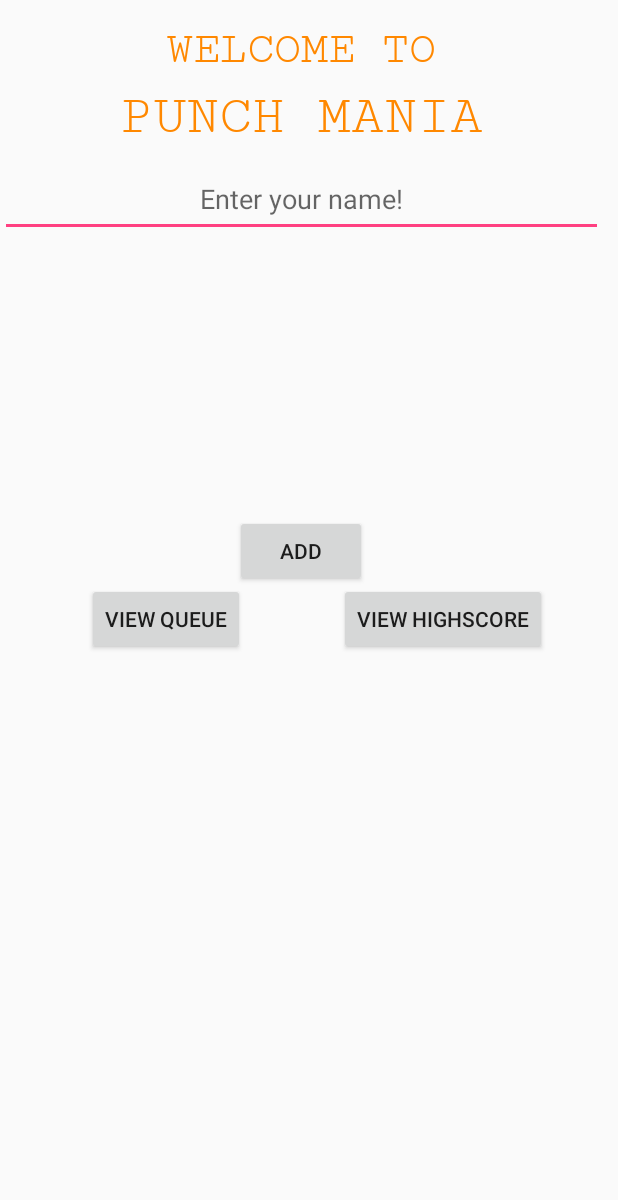
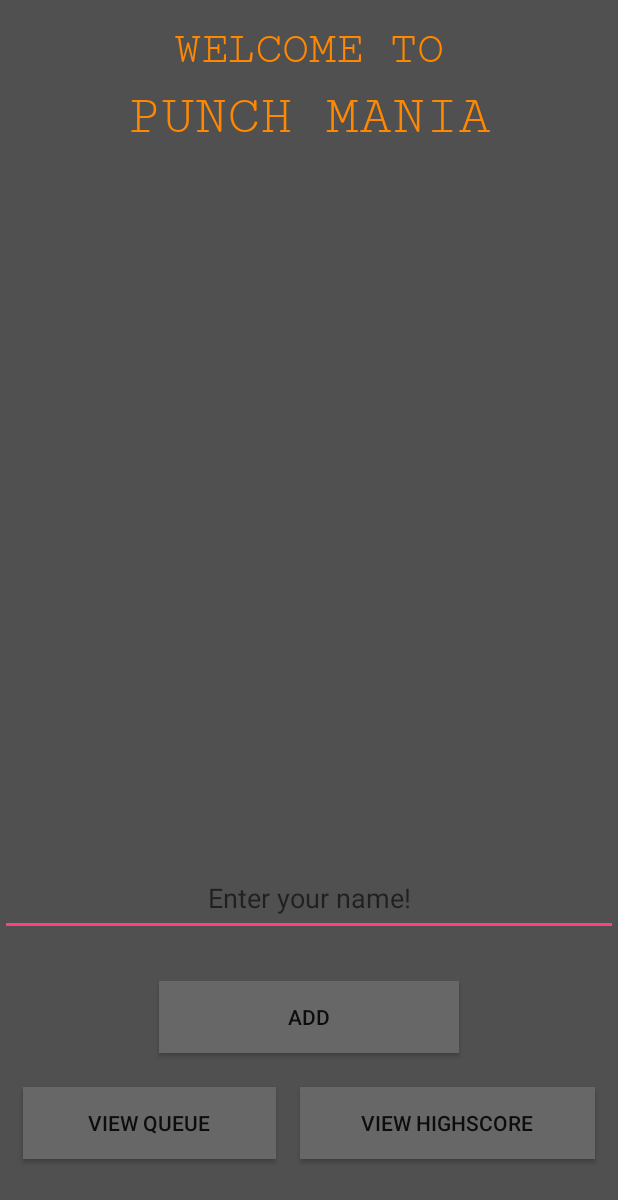
Before and after one commit to MarcusNordstrom/PunchMania, an Android app: the screen it shows after launch (MainActivity), on a phone screen of 412 x 824 dp. Shown: the top 1200 px of the screen. Run offline under Robolectric (Android 15) with nearby library versions, the phone set to English and light mode, and no system bars; 1 statement that could not run was skipped.

Commit message:
Changed background color and switched all layouts to ConstraintLayouts

```diff
--- a/PunchManiaAndroid/app/src/main/res/layout/activity_client.xml
+++ b/PunchManiaAndroid/app/src/main/res/layout/activity_client.xml
@@ -5,9 +5,66 @@
     android:layout_width="match_parent"
     android:layout_height="match_parent"
 
-    android:layout_marginBottom="10dp"
-    android:layout_marginEnd="10dp"
+    android:background="#505050"
     tools:context=".client">
+
+    <Button
+        android:id="@+id/btnAdd"
+        android:layout_width="200dp"
+        android:layout_height="wrap_content"
+        android:layout_marginBottom="8dp"
+        android:layout_marginTop="8dp"
+        android:background="#676767"
+        android:text="Add"
+        app:layout_constraintBottom_toBottomOf="parent"
+        app:layout_constraintLeft_toLeftOf="parent"
+        app:layout_constraintRight_toRightOf="parent"
+        app:layout_constraintTop_toBottomOf="@+id/enterNameEditText"
+        app:layout_constraintVertical_bias="0.163" />
+
+    <Button
+        android:id="@+id/btnViewHighScore"
+        android:layout_width="0dp"
+        android:layout_height="wrap_content"
+        android:layout_marginBottom="8dp"
+        android:layout_marginEnd="15dp"
+        android:layout_marginStart="8dp"
+        android:layout_marginTop="8dp"
+        android:background="#676767"
+        android:text="View Highscore"
+        app:layout_constraintBottom_toBottomOf="parent"
+        app:layout_constraintEnd_toEndOf="parent"
+        app:layout_constraintStart_toStartOf="@+id/guideline"
+        app:layout_constraintTop_toBottomOf="@+id/btnAdd"
+        app:layout_constraintVertical_bias="0.25" />
+
+    <Button
+        android:id="@+id/btnViewQueue"
+        android:layout_width="0dp"
+        android:layout_height="wrap_content"
+        android:layout_marginBottom="8dp"
+        android:layout_marginEnd="8dp"
+        android:layout_marginStart="15dp"
+        android:layout_marginTop="8dp"
+        android:background="#676767"
+        android:text="View Queue"
+        app:layout_constraintBottom_toBottomOf="parent"
+        app:layout_constraintEnd_toStartOf="@+id/guideline"
+        app:layout_constraintStart_toStartOf="parent"
+        app:layout_constraintTop_toBottomOf="@+id/btnAdd"
+        app:layout_constraintVertical_bias="0.25" />
+
+    <EditText
+        android:id="@+id/enterNameEditText"
+        android:layout_width="match_parent"
+        android:layout_height="50dp"
+        android:layout_marginBottom="200dp"
+        android:hint="Enter your name!"
+        android:textAlignment="center"
+        android:textColorLink="#505050"
+        app:layout_constraintBottom_toBottomOf="parent"
+        app:layout_constraintEnd_toEndOf="parent"
+        app:layout_constraintStart_toStartOf="parent" />
 
     <TextView
         android:id="@+id/welcome"
@@ -30,7 +87,6 @@
         android:id="@+id/punchMania"
         android:layout_width="match_parent"
         android:layout_height="wrap_content"
-        android:layout_marginBottom="8dp"
         android:layout_marginEnd="8dp"
         android:layout_marginStart="8dp"
         android:layout_marginTop="8dp"
@@ -39,68 +95,16 @@
         android:textAlignment="center"
         android:textColor="@android:color/holo_orange_dark"
         android:textSize="36sp"
-        app:layout_constraintBottom_toTopOf="@+id/relativeLayout1"
         app:layout_constraintEnd_toEndOf="parent"
         app:layout_constraintStart_toStartOf="parent"
         app:layout_constraintTop_toBottomOf="@+id/welcome" />
 
-
-    <RelativeLayout
-        android:id="@+id/relativeLayout1"
+    <android.support.constraint.Guideline
+        android:id="@+id/guideline"
         android:layout_width="wrap_content"
         android:layout_height="wrap_content"
-        android:layout_marginTop="10dp"
-        app:layout_constraintTop_toBottomOf="@+id/punchMania"
-        tools:layout_editor_absoluteX="0dp">
-
-        <EditText
-            android:id="@+id/enterNameEditText"
-            android:layout_width="match_parent"
-            android:layout_height="50dp"
-            android:hint="Enter your name!"
-            android:textAlignment="center" />
-    </RelativeLayout>
-
-    <RelativeLayout
-        android:layout_width="match_parent"
-        android:layout_height="139dp"
-        android:layout_below="@+id/relativeLayout1"
-        android:layout_marginBottom="154dp"
-        android:layout_marginEnd="8dp"
-        android:layout_marginStart="8dp"
-        android:layout_marginTop="8dp"
-        app:layout_constraintBottom_toBottomOf="parent"
-        app:layout_constraintEnd_toEndOf="parent"
-        app:layout_constraintStart_toStartOf="parent"
-        app:layout_constraintTop_toBottomOf="@+id/relativeLayout1">
-
-        <Button
-            android:id="@+id/btnAdd"
-            android:layout_width="wrap_content"
-            android:layout_height="wrap_content"
-            android:layout_centerHorizontal="true"
-            android:text="Add" />
-
-        <Button
-            android:id="@+id/btnViewQueue"
-            android:layout_width="wrap_content"
-            android:layout_height="wrap_content"
-            android:layout_alignParentStart="true"
-            android:layout_centerVertical="true"
-            android:layout_marginStart="50dp"
-            android:text="View Queue" />
-
-        <Button
-            android:id="@+id/btnViewHighScore"
-            android:layout_width="wrap_content"
-            android:layout_height="wrap_content"
-            android:layout_alignParentEnd="true"
-            android:layout_centerVertical="true"
-            android:layout_marginEnd="29dp"
-            android:text="View Highscore" />
-
-    </RelativeLayout>
-
+        android:orientation="vertical"
+        app:layout_constraintGuide_begin="192dp" />
 
 
 </android.support.constraint.ConstraintLayout>
```
Also changed, not shown: PunchManiaAndroid/app/src/main/res/layout/highscorelist_layout.xml (+24 -12 lines), PunchManiaAndroid/app/src/main/res/layout/queuelist_layout.xml (+20 -7 lines).
